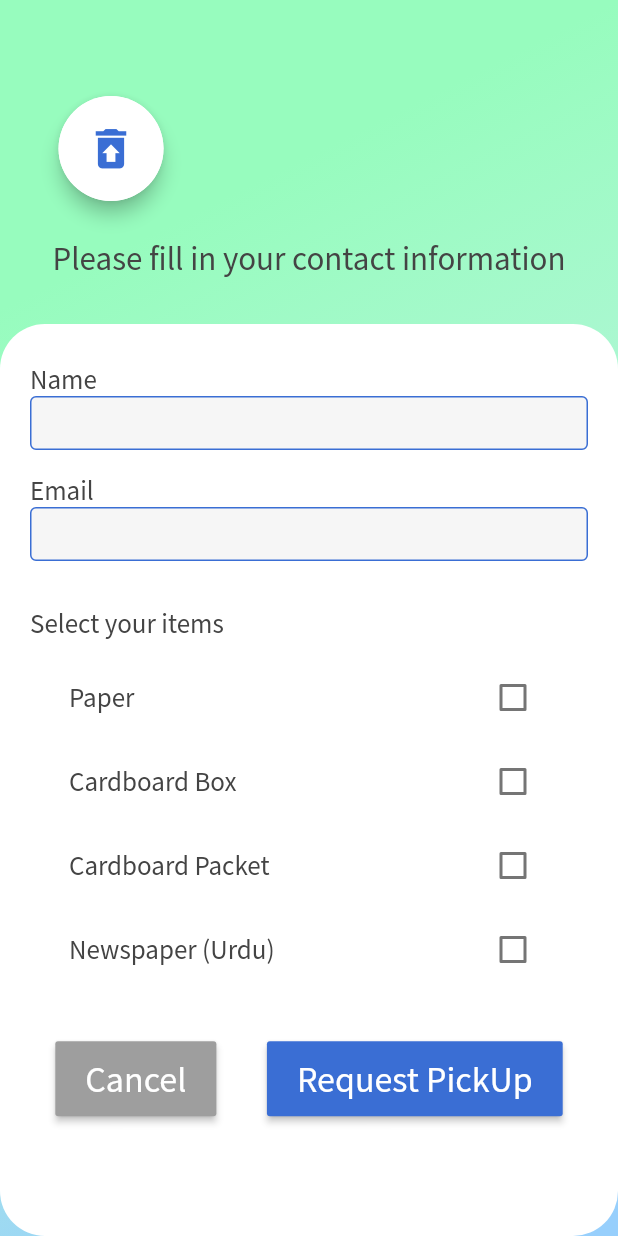
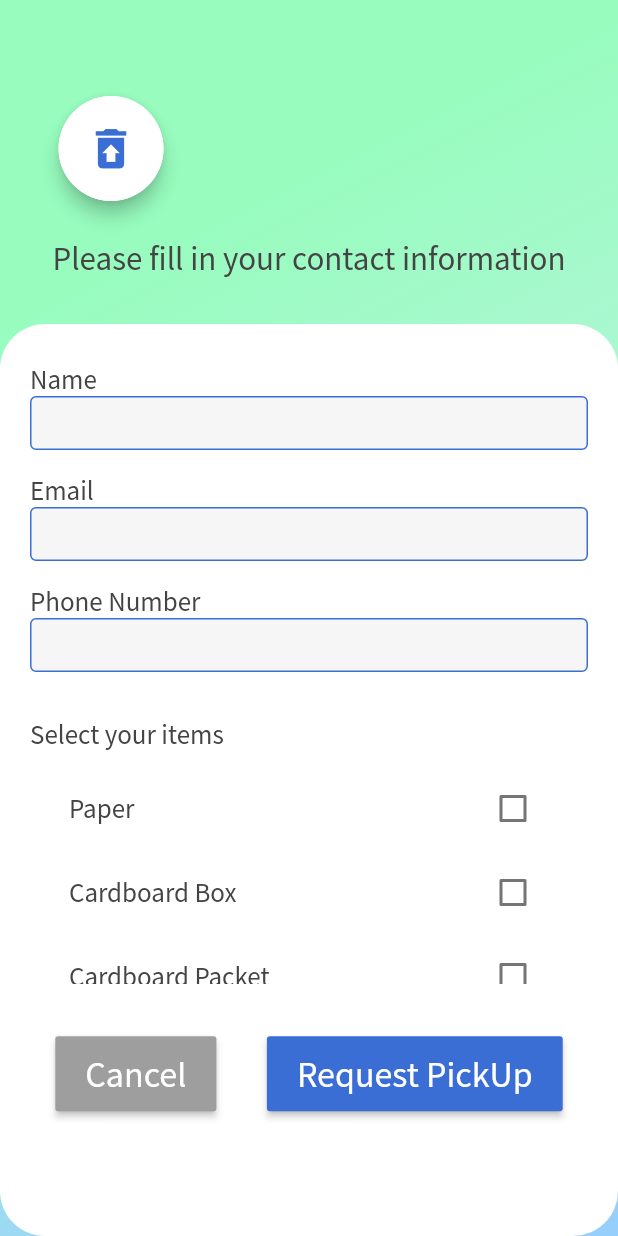
Before and after one commit to EricSchrappe/garbagecan, a Flutter app: the ContactDetails screen opened by its route, on a phone screen of 412 x 824 dp. Run offline on Flutter 3.47's test engine with Material 2 defaults, Android fonts, the phone set to English and light mode, and no system bars; our stand-ins replace geolocator, table_calendar; missing offline and left inert: geocoder.

```diff
--- a/lib/components/item_tile_view.dart
+++ b/lib/components/tiles/item_tile_view.dart
@@ -1,14 +1,14 @@
 import 'package:flutter/material.dart';
 import 'package:provider/provider.dart';
 import 'package:garbagecan/model/item_data.dart';
-import 'package:garbagecan/components/item_tile.dart';
+import 'package:garbagecan/components/tiles/item_tile.dart';
 
 class ItemTileView extends StatelessWidget {
   @override
   Widget build(BuildContext context) {
     return Container(
       padding: EdgeInsets.all(10.0),
-      height: MediaQuery.of(context).size.height * 0.3,
+      height: MediaQuery.of(context).size.height * 0.2,
       child: Consumer<ItemData>(
         builder: (context, itemData, child) {
           return ListView.builder(
--- a/lib/screens/calendar_screen.dart
+++ b/lib/screens/user/calendar_screen.dart
@@ -93,7 +93,7 @@ class _CalendarScreenState extends State<CalendarScreen> {
                     ),
                   ),
                   SizedBox(
-                    height: 20.0,
+                    height: 15.0,
                   ),
                   Text(
                     'Schedule your next PickUp',
@@ -103,7 +103,7 @@ class _CalendarScreenState extends State<CalendarScreen> {
                     ),
                   ),
                   SizedBox(
-                    height: 30.0,
+                    height: 20.0,
                   ),
                   Row(
                     crossAxisAlignment: CrossAxisAlignment.center,
--- a/lib/screens/contact_details_screen.dart
+++ b/lib/screens/user/contact_details_screen.dart
@@ -1,5 +1,6 @@
 import 'package:flutter/material.dart';
-import 'package:garbagecan/components/item_tile_view.dart';
+import 'package:flutter/services.dart';
+import 'package:garbagecan/components/tiles/item_tile_view.dart';
 
 class ContactDetails extends StatelessWidget {
   @override
@@ -119,6 +120,36 @@ class ContactDetails extends StatelessWidget {
                       ),
                     ),
                     SizedBox(
+                      height: 15.0,
+                    ),
+                    Text(
+                      'Phone Number',
+                      style: TextStyle(
+                        color: Color(0xFF444444),
+                        fontSize: 18.0,
+                      ),
+                    ),
+                    TextField(
+                      keyboardType: TextInputType.number,
+                      inputFormatters: [FilteringTextInputFormatter.digitsOnly],
+                      decoration: InputDecoration(
+                        filled: true,
+                        fillColor: Color(0xFFF6F6F6),
+                        border: OutlineInputBorder(
+                          borderSide: BorderSide(
+                            color: Color(0xFF3A6ED4),
+                          ),
+                        ),
+                        enabledBorder: OutlineInputBorder(
+                          borderSide: BorderSide(
+                            color: Color(0xFF3A6ED4),
+                          ),
+                        ),
+                        isDense: true,
+                        contentPadding: EdgeInsets.all(8.0),
+                      ),
+                    ),
+                    SizedBox(
                       height: 30.0,
                     ),
                     Text(
@@ -130,7 +161,7 @@ class ContactDetails extends StatelessWidget {
                     ),
                     ItemTileView(),
                     Padding(
-                      padding: EdgeInsets.symmetric(vertical: 20.0),
+                      padding: EdgeInsets.only(top: 25.0),
                       child: Row(
                         mainAxisAlignment: MainAxisAlignment.spaceAround,
                         crossAxisAlignment: CrossAxisAlignment.center,
--- a/lib/screens/select_pickup_screen.dart
+++ b/lib/screens/user/select_pickup_screen.dart
@@ -1,5 +1,5 @@
 import 'package:flutter/material.dart';
-import 'package:garbagecan/components/date_tile_view.dart';
+import 'package:garbagecan/components/tiles/date_tile_view.dart';
 import 'package:garbagecan/model/date_slots_data.dart';
 import 'package:provider/provider.dart';
 
```
Also changed, not shown: lib/components/tabBar/tab_navigation_item.dart (added, +24 -0 lines), lib/components/tabBar/tab_page.dart (added, +41 -0 lines), lib/components/tabBar/user_tabs.dart (added, +11 -0 lines), lib/main.dart (+6 -2 lines), lib/screens/admin/time_slots_screen.dart (renamed from lib/screens/time_slots_screen.dart, +72 -2 lines), lib/screens/user/my_pick_ups.dart (added, +8 -0 lines), lib/screens/welcome_screen.dart (+22 -5 lines), lib/components/tiles/date_tile.dart (renamed from lib/components/date_tile.dart), lib/components/tiles/date_tile_view.dart (renamed from lib/components/date_tile_view.dart), lib/components/tiles/item_tile.dart (renamed from lib/components/item_tile.dart).
